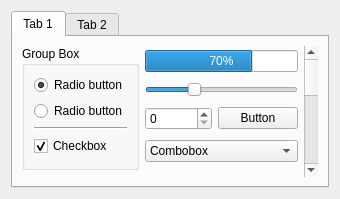
This is kcms/style/stylepreview.ui in Sonic-DE/sonic-desktop-interface as Qt 5 draws it before an edit. The edited form follows.
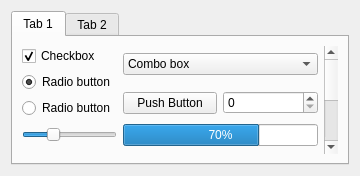
This is the edited form.

Commit message:
Improve the look of the Application Style KCM UI
Summary:
Apply the KDE HIG, merge the two tabs into one page and make the KCM look better.
{F6688637}

Test Plan: Open the Application Style KCM.

Reviewers: #plasma, #vdg, rooty, ngraham

Reviewed By: #vdg, rooty, ngraham

Subscribers: ngraham, broulik, rooty, abetts, ndavis, #vdg, plasma-devel, #plasma

Tags: #plasma

```diff
--- a/kcms/style/stylepreview.ui
+++ b/kcms/style/stylepreview.ui
@@ -2,12 +2,26 @@
 <ui version="4.0">
  <class>StylePreview</class>
  <widget class="QWidget" name="StylePreview">
-  <layout class="QVBoxLayout">
+  <property name="geometry">
+   <rect>
+    <x>0</x>
+    <y>0</y>
+    <width>360</width>
+    <height>172</height>
+   </rect>
+  </property>
+  <property name="sizePolicy">
+   <sizepolicy hsizetype="Maximum" vsizetype="Preferred">
+    <horstretch>0</horstretch>
+    <verstretch>0</verstretch>
+   </sizepolicy>
+  </property>
+  <layout class="QHBoxLayout" name="horizontalLayout">
    <item>
-    <widget class="QTabWidget" name="TabWidget2">
+    <widget class="QTabWidget" name="tabWidget">
      <property name="sizePolicy">
-      <sizepolicy hsizetype="MinimumExpanding" vsizetype="Preferred">
-       <horstretch>1</horstretch>
+      <sizepolicy hsizetype="Expanding" vsizetype="Maximum">
+       <horstretch>0</horstretch>
        <verstretch>0</verstretch>
       </sizepolicy>
      </property>
@@ -18,80 +32,19 @@
       <attribute name="title">
        <string>Tab 1</string>
       </attribute>
-      <layout class="QVBoxLayout">
-       <item>
-        <layout class="QHBoxLayout">
-         <item>
-          <layout class="QVBoxLayout" name="verticalLayout">
-           <item>
-            <widget class="QGroupBox" name="GroupBox1">
-             <property name="title">
-              <string>Group Box</string>
-             </property>
-             <layout class="QVBoxLayout" name="_2">
-              <item>
-               <widget class="QRadioButton" name="RadioButton1">
-                <property name="text">
-                 <string>Radio button</string>
-                </property>
-                <property name="checked">
-                 <bool>true</bool>
-                </property>
-               </widget>
-              </item>
-              <item>
-               <widget class="QRadioButton" name="RadioButton2">
-                <property name="text">
-                 <string>Radio button</string>
-                </property>
-               </widget>
-              </item>
-              <item>
-               <widget class="Line" name="Line1">
-                <property name="frameShape">
-                 <enum>QFrame::HLine</enum>
-                </property>
-                <property name="frameShadow">
-                 <enum>QFrame::Sunken</enum>
-                </property>
-               </widget>
-              </item>
-              <item>
-               <widget class="QCheckBox" name="CheckBox1">
-                <property name="text">
-                 <string>Checkbox</string>
-                </property>
-                <property name="checked">
-                 <bool>true</bool>
-                </property>
-                <property name="tristate">
-                 <bool>false</bool>
-                </property>
-               </widget>
-              </item>
-             </layout>
-            </widget>
-           </item>
-           <item>
-            <spacer name="verticalSpacer">
-             <property name="orientation">
-              <enum>Qt::Vertical</enum>
-             </property>
-            </spacer>
-           </item>
-          </layout>
-         </item>
-         <item>
-          <layout class="QVBoxLayout">
-           <item>
-            <widget class="QProgressBar" name="ProgressBar1">
-             <property name="value">
-              <number>70</number>
-             </property>
-            </widget>
-           </item>
-           <item>
-            <widget class="QSlider" name="Slider1">
+      <layout class="QGridLayout">
+       <item row="7" column="2">
+        <widget class="QSpinBox" name="spinBox">
+         <property name="sizePolicy">
+          <sizepolicy hsizetype="Expanding" vsizetype="Fixed">
+           <horstretch>0</horstretch>
+           <verstretch>0</verstretch>
+          </sizepolicy>
+         </property>
+        </widget>
+       </item>
+       <item row="8" column="0">
+        <widget class="QSlider" name="horizontalSlider">
              <property name="value">
               <number>30</number>
              </property>
@@ -100,55 +53,80 @@
              </property>
             </widget>
            </item>
-           <item>
-            <layout class="QHBoxLayout">
-             <item>
-              <widget class="QSpinBox" name="SpinBox1">
+       <item row="7" column="1">
+        <widget class="QPushButton" name="pushButton">
+         <property name="sizePolicy">
+          <sizepolicy hsizetype="Expanding" vsizetype="Fixed">
+           <horstretch>0</horstretch>
+           <verstretch>0</verstretch>
+          </sizepolicy>
+         </property>
+         <property name="text">
+          <string>Push Button</string>
+         </property>
+        </widget>
+       </item>
+       <item row="6" column="3" rowspan="4">
+        <widget class="QScrollBar" name="verticalScrollBar">
                <property name="maximum">
-                <number>999999</number>
+          <number>10</number>
                </property>
               </widget>
              </item>
+       <item row="6" column="1" colspan="2">
+        <widget class="QComboBox" name="comboBox">
+         <property name="sizePolicy">
+          <sizepolicy hsizetype="Expanding" vsizetype="Fixed">
+           <horstretch>0</horstretch>
+           <verstretch>0</verstretch>
+          </sizepolicy>
+         </property>
              <item>
-              <widget class="QPushButton" name="PushButton1">
                <property name="text">
-                <string>Button</string>
-               </property>
-              </widget>
-             </item>
-            </layout>
-           </item>
+           <string>Combo box</string>
+          </property>
+         </item>
+        </widget>
+       </item>
+       <item row="6" column="0" rowspan="2">
+        <layout class="QVBoxLayout" name="verticalLayout_1">
            <item>
-            <widget class="QComboBox" name="ComboBox1">
-             <item>
+          <widget class="QCheckBox" name="checkBox">
               <property name="text">
-               <string>Combobox</string>
-              </property>
-             </item>
+            <string>Checkbox</string>
+           </property>
+           <property name="checked">
+            <bool>true</bool>
+           </property>
+          </widget>
+         </item>
+         <item>
+          <widget class="QRadioButton" name="radioButton_2">
+           <property name="text">
+            <string>Radio button</string>
+           </property>
+           <property name="checked">
+            <bool>true</bool>
+           </property>
             </widget>
            </item>
            <item>
-            <spacer>
-             <property name="orientation">
-              <enum>Qt::Vertical</enum>
-             </property>
-            </spacer>
+          <widget class="QRadioButton" name="radioButton_1">
+           <property name="text">
+            <string>Radio button</string>
+           </property>
+          </widget>
            </item>
           </layout>
          </item>
-         <item>
-          <widget class="QScrollBar" name="ScrollBar1">
-           <property name="maximum">
-            <number>19</number>
-           </property>
-           <property name="orientation">
-            <enum>Qt::Vertical</enum>
-           </property>
+       <item row="8" column="1" colspan="2">
+        <widget class="QProgressBar" name="progressBar">
+         <property name="value">
+          <number>70</number>
+         </property>
           </widget>
          </item>
         </layout>
-       </item>
-      </layout>
      </widget>
      <widget class="QWidget" name="tab2">
       <attribute name="title">
```
Left out of the diff: 4 changed lines with no effect on the pictures. Lines whose indentation alone changed are shown as unchanged. The commit also changes 6 other files.
